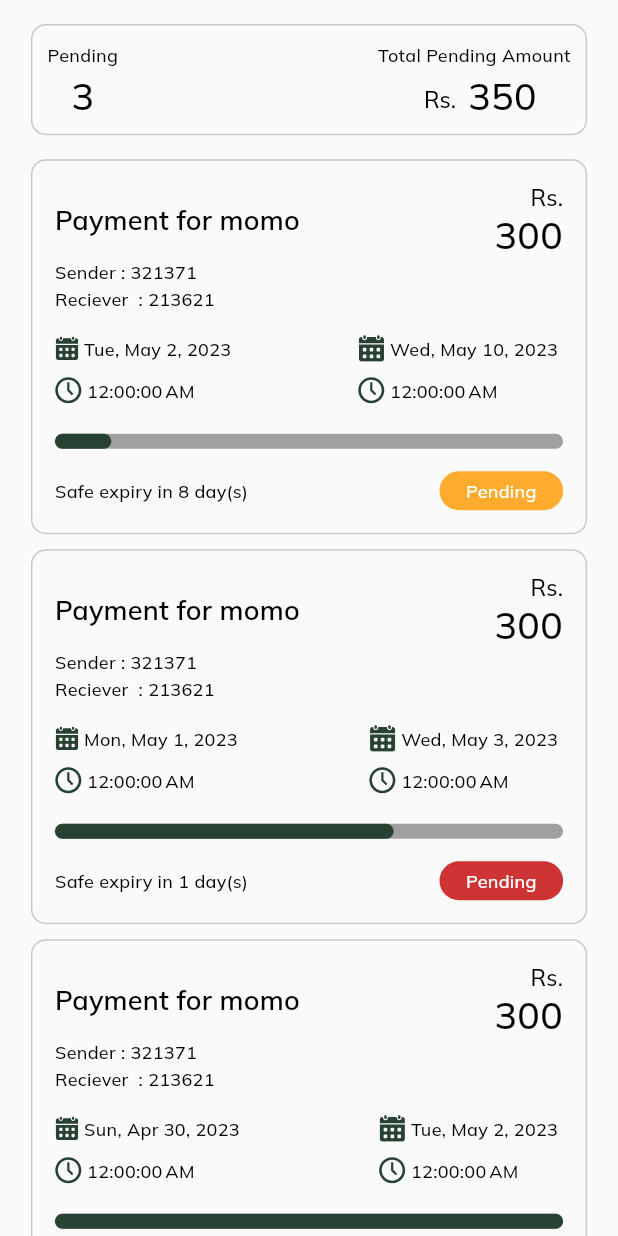
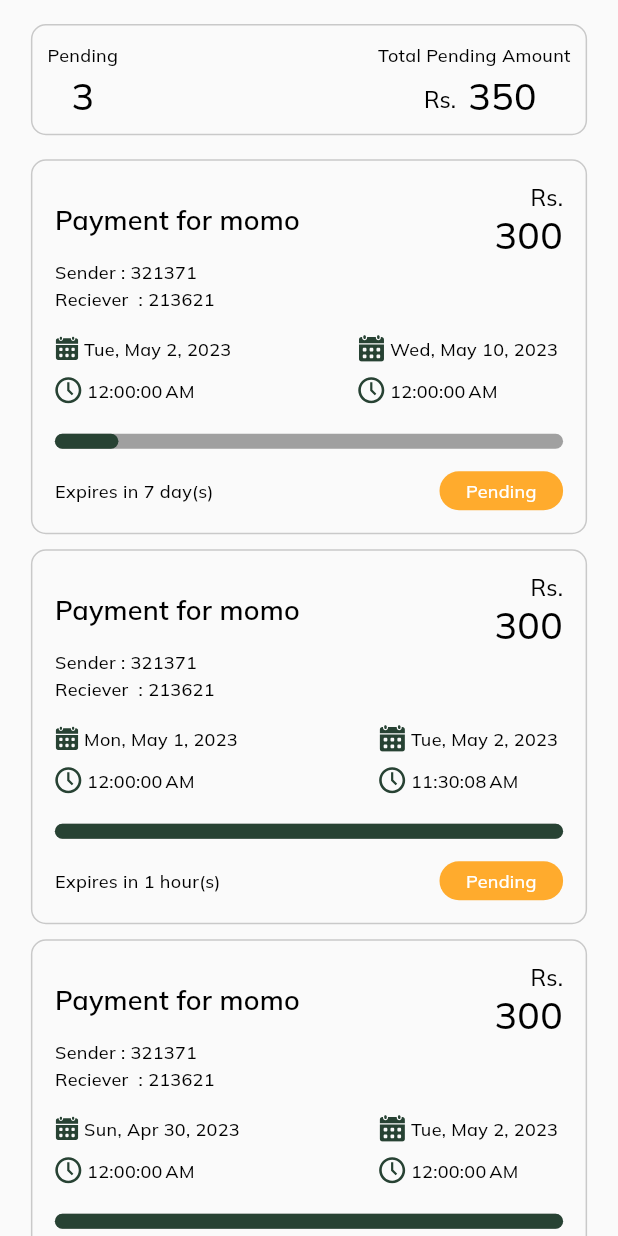
Before and after one commit to arpandaze/AaryaPay, a Flutter app: the Midsection widget shown alone on an empty page, opened directly with empty values, on a phone screen of 412 x 824 dp. Run offline on Flutter 3.47's test engine with Material 2 defaults, Android fonts, the phone set to English and light mode, and no system bars; our stand-ins replace email_validator, equatable, flutter_bloc, flutter_secure_storage, flutter_svg, font_awesome_flutter and 5 more; missing offline and left inert: cryptography, dart:ffi, qr_code_scanner; accounts and stored records are empty; project files that could hold a hidden picture were left out.

Commit message:
chore: payments are precise by second, use utc and local time correctly

```diff
--- a/frontend/lib/screens/Payments/components/midsection.dart
+++ b/frontend/lib/screens/Payments/components/midsection.dart
@@ -40,7 +40,7 @@
         sender: "321371",
         reciever: "213621",
         startDate: "1682899200",
-        endDate: "1683072000",
+        endDate: "1683027008",
       ),
       Payment(
         title: "Payment for momo",
--- a/frontend/lib/screens/Payments/components/payments_mid_section_card.dart
+++ b/frontend/lib/screens/Payments/components/payments_mid_section_card.dart
@@ -1,6 +1,41 @@
 import 'package:flutter/material.dart';
 import 'package:flutter_svg/flutter_svg.dart';
 import 'package:intl/intl.dart';
+
+class TimeRemaining {
+  int timeRemainingMilliSeconds = 0;
+  int day = 0;
+  int hour = 0;
+  int minute = 0;
+  int second = 0;
+
+  TimeRemaining(this.timeRemainingMilliSeconds);
+
+  String display() {
+    if (timeRemainingMilliSeconds < 0) {
+      return "The payment has expired";
+    }
+
+    second = (timeRemainingMilliSeconds / 1000).floor() % 60;
+    minute = (timeRemainingMilliSeconds / (1000 * 60)).floor() % 60;
+    hour = (timeRemainingMilliSeconds / (1000 * 60 * 60)).floor() % 24;
+    day = (timeRemainingMilliSeconds / (1000 * 60 * 60 * 24)).floor();
+
+    if (day == 0) {
+      if (hour == 0) {
+        if (minute == 0) {
+          if (second > 5) {
+            return "Expires in $second second(s)";
+          }
+          return "The payment is expiring soon";
+        }
+        return "Expires in $minute minute(s)";
+      }
+      return "Expires in $hour hour(s)";
+    }
+    return "Expires in $day day(s)";
+  }
+}
 
 class PaymentsMidSectionCard extends StatelessWidget {
   const PaymentsMidSectionCard(
@@ -26,26 +61,28 @@
     var textTheme = Theme.of(context).textTheme;
     var colorScheme = Theme.of(context).colorScheme;
 
-    var finalStartDate = DateFormat.yMMMEd().format(
-        DateTime.fromMillisecondsSinceEpoch(int.parse(startDate) * 1000));
-    var finalStartTime = DateFormat.jms().format(
-        DateTime.fromMillisecondsSinceEpoch(int.parse(startDate) * 1000));
+    var startDateObj = DateTime.fromMillisecondsSinceEpoch(
+        int.parse(startDate) * 1000,
+        isUtc: true);
+    var endDateObj = DateTime.fromMillisecondsSinceEpoch(
+        int.parse(endDate) * 1000,
+        isUtc: true);
+    var todayDateObj = DateTime.now().toUtc();
+    // var todayDate = todayDateObj.millisecondsSinceEpoch.toInt() ~/ 1000;
 
-    var finalEndDate = DateFormat.yMMMEd()
-        .format(DateTime.fromMillisecondsSinceEpoch(int.parse(endDate) * 1000));
-    var finalEndTime = DateFormat.jms().format(
-        DateTime.fromMillisecondsSinceEpoch(int.parse(startDate) * 1000));
+    var totalDays = endDateObj.difference(startDateObj).inDays;
+    var timeRemaining = endDateObj.difference(todayDateObj);
+    var d1 = TimeRemaining(timeRemaining.inMilliseconds);
 
-    var todayDate = DateTime.now().millisecondsSinceEpoch.toInt() ~/ 1000;
-    var totalDays = int.parse(endDate) - int.parse(startDate);
-    var totalFinalDate =
-        DateTime.fromMillisecondsSinceEpoch((totalDays.toInt() * 1000)).day;
-
-    var differenceInDate = int.parse(endDate) - todayDate;
-    var finalDifferenceDate = int.parse(endDate) > todayDate
-        ? DateTime.fromMillisecondsSinceEpoch((differenceInDate.toInt() * 1000))
-            .day
-        : -1;
+    //only for formatting
+    var startDateFormattedString =
+        DateFormat.yMMMEd().format(startDateObj.toLocal());
+    var startTimeFormattedString =
+        DateFormat.jms().format(startDateObj.toLocal());
+    var endDateFormattedString =
+        DateFormat.yMMMEd().format(endDateObj.toLocal());
+    var endTimeFormattedString = DateFormat.jms().format(endDateObj.toLocal());
+    var expiryString = d1.display();
 
     return Container(
       padding: const EdgeInsets.all(15),
@@ -128,7 +165,7 @@
                               ),
                             ),
                             Text(
-                              " $finalStartDate ",
+                              " $startDateFormattedString ",
                               style: textTheme.bodyMedium,
                             ),
                           ],
@@ -150,7 +187,7 @@
                               ),
                             ),
                             Text(
-                              " $finalStartTime ",
+                              " $startTimeFormattedString ",
                               style: textTheme.bodyMedium,
                             ),
                           ],
@@ -177,7 +214,7 @@
                               ),
                             ),
                             Text(
-                              " $finalEndDate ",
+                              " $endDateFormattedString ",
                               style: textTheme.bodyMedium,
                             ),
                           ],
@@ -199,7 +236,7 @@
                               ),
                             ),
                             Text(
-                              " $finalEndTime ",
+                              " $endTimeFormattedString ",
                               style: textTheme.bodyMedium,
                             ),
                           ],
@@ -231,16 +268,14 @@
                               ),
                             ),
                             Container(
-                              width: finalDifferenceDate != -1
+                              width: timeRemaining.inMilliseconds > 0
                                   ? constraints.maxWidth *
-                                      (totalFinalDate - finalDifferenceDate) /
-                                      totalFinalDate
+                                      (totalDays - timeRemaining.inDays) /
+                                      totalDays
                                   : constraints.maxWidth,
                               height: 10,
                               decoration: BoxDecoration(
-                                color: finalDifferenceDate > 1
-                                    ? Theme.of(context).colorScheme.primary
-                                    : Theme.of(context).colorScheme.primary,
+                                color: Theme.of(context).colorScheme.primary,
                                 borderRadius: const BorderRadius.all(
                                   Radius.circular(10),
                                 ),
@@ -259,22 +294,20 @@
               mainAxisAlignment: MainAxisAlignment.spaceBetween,
               children: [
                 Text(
-                  finalDifferenceDate != -1
-                      ? "Safe expiry in $finalDifferenceDate day(s)"
-                      : "The payment has expired",
+                  expiryString,
                   style: textTheme.bodyMedium,
                 ),
                 Container(
                   width: size.width * 0.20,
                   padding: const EdgeInsets.symmetric(vertical: 4),
                   decoration: BoxDecoration(
-                    color: finalDifferenceDate > 1
+                    color: timeRemaining.inMilliseconds > 0
                         ? colorScheme.secondary
                         : colorScheme.onSurface,
                     borderRadius: BorderRadius.circular(20),
                   ),
                   child: Text(
-                    finalDifferenceDate != -1 ? "Pending" : "Expired",
+                    timeRemaining.inMilliseconds > 0 ? "Pending" : "Expired",
                     textAlign: TextAlign.center,
                     style: textTheme.bodyMedium!.merge(
                       TextStyle(
```
